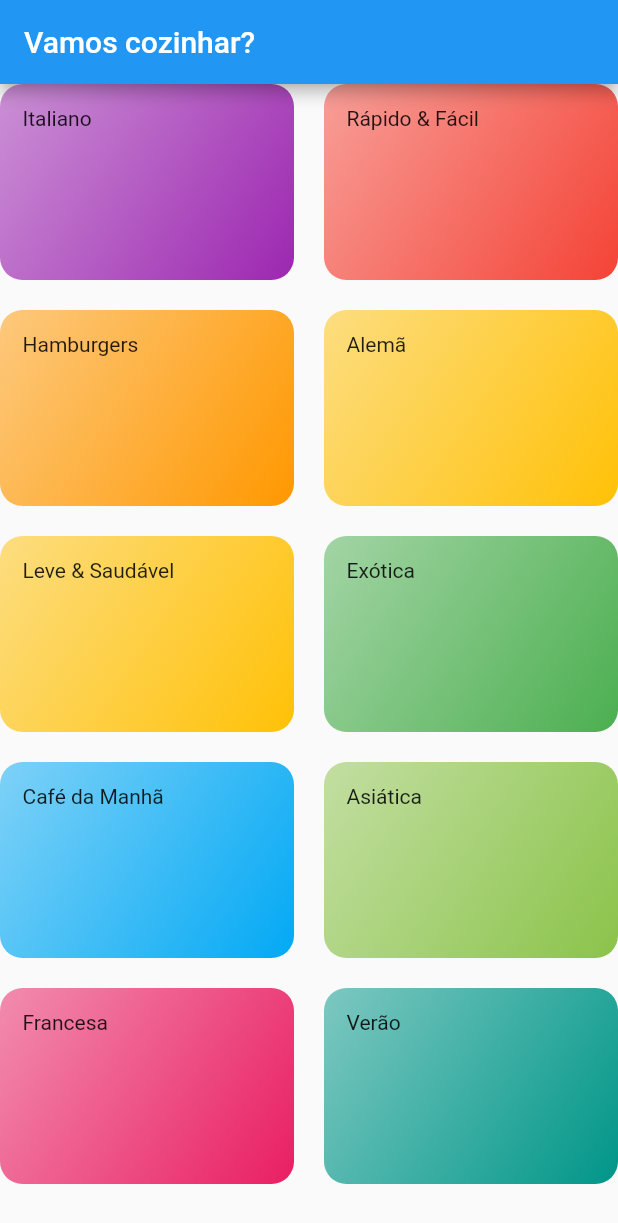
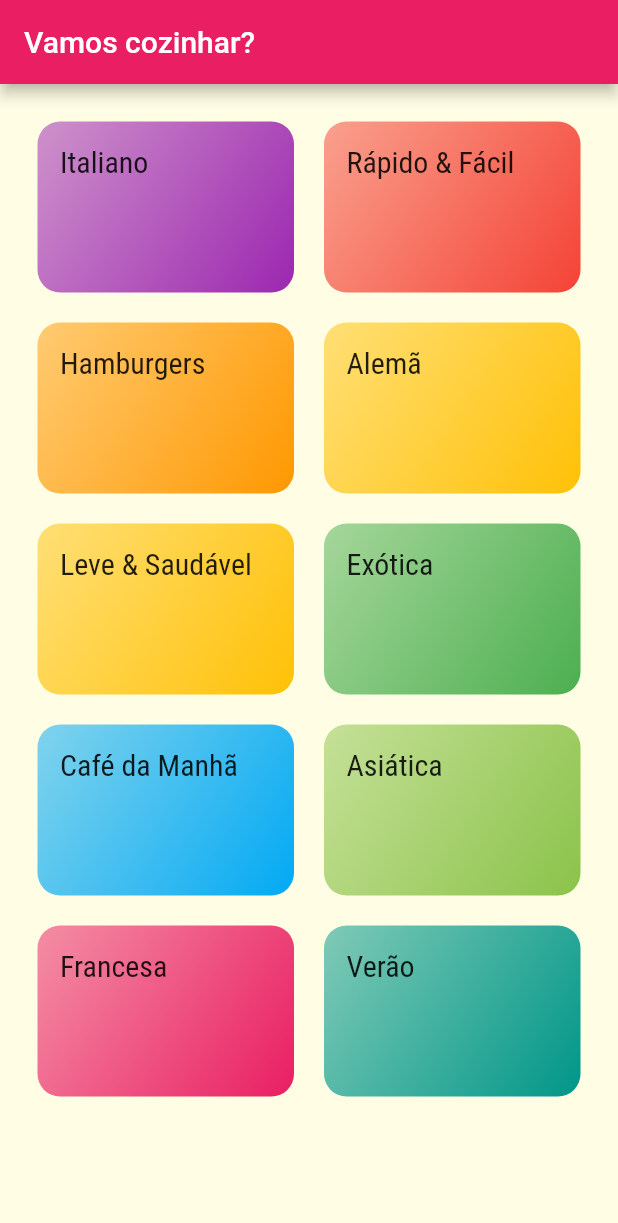
Before and after one commit to vanderloureiro/app-meals, a Flutter app: the screen it shows after launch, on a phone screen of 412 x 824 dp. Shown: the top 1223 px of the screen. Run offline on Flutter 3.47's test engine with Material 2 defaults, Android fonts, the phone set to English and light mode, and no system bars.

Commit message:
Fontes e titulos

```diff
--- a/lib/components/category_item.dart
+++ b/lib/components/category_item.dart
@@ -11,8 +11,10 @@ class CategoryItem extends StatelessWidget {
   @override
   Widget build(BuildContext context) {
     return Container(
-      padding: EdgeInsets.all(15),
-      child: Text(category.title),
+      padding: const EdgeInsets.all(15),
+      child: Text(category.title,
+        style: Theme.of(context).textTheme.titleMedium,
+      ),
       decoration: BoxDecoration(
         borderRadius: BorderRadius.circular(15),
         gradient: LinearGradient(
--- a/lib/main.dart
+++ b/lib/main.dart
@@ -1,3 +1,5 @@
+import 'dart:ui';
+
 import 'package:app_meals/pages/categories_page.dart';
 import 'package:flutter/material.dart';
 
@@ -13,7 +15,15 @@ class MyApp extends StatelessWidget {
     return MaterialApp(
       title: 'Vamos cozinhar?',
       theme: ThemeData(
-        primarySwatch: Colors.blue,
+        colorScheme: ColorScheme.fromSwatch(primarySwatch: Colors.pink).copyWith(secondary: Colors.amber),
+        fontFamily: 'Raleway',
+        canvasColor: const Color.fromRGBO(255, 254, 229, 1),
+        textTheme: ThemeData.light().textTheme.copyWith(
+          titleMedium: const TextStyle(
+            fontSize: 20,
+            fontFamily: 'RobotoCondensed'
+          )
+        ),
       ),
       home: const CategoriesScreen(),
     );
--- a/lib/pages/categories_page.dart
+++ b/lib/pages/categories_page.dart
@@ -12,6 +12,7 @@ class CategoriesScreen extends StatelessWidget {
         title: const Text("Vamos cozinhar?"),
       ),
       body: GridView(
+        padding: const EdgeInsets.all(25),
         gridDelegate: const SliverGridDelegateWithMaxCrossAxisExtent(
           maxCrossAxisExtent: 200,
           childAspectRatio: 3 / 2,
```
Also changed, not shown: pubspec.yaml (+17 -6 lines), assets/fonts/Raleway-Black.ttf (added), assets/fonts/Raleway-Bold.ttf (added), assets/fonts/Raleway-Regular.ttf (added), assets/fonts/RobotoCondensed-Bold.ttf (added), assets/fonts/RobotoCondensed-Italic.ttf (added), assets/fonts/RobotoCondensed-Light.ttf (added), assets/fonts/RobotoCondensed-Regular.ttf (added).
